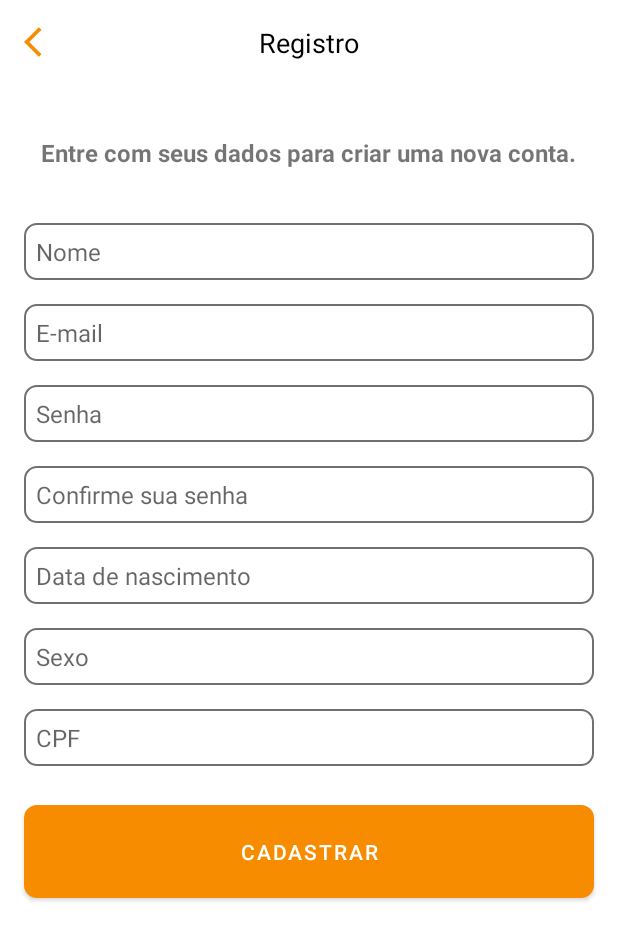
After one commit to Kjorgesilva/LStore, an Android app: the layout activity_register.xml on its own in the app's theme, with its tools: preview values and no code run, on a phone screen of 412 x 824 dp. The commit adds this screen. Shown: the top 940 px of the screen. Run offline under Robolectric (Android 15) with nearby library versions, the phone set to English and light mode, and no system bars.

Commit message:
Criação da model,dao e repository do usuario e activity register

```diff
--- a/app/src/main/java/com/example/lstore/dataBase/Dao/UserDao.kt
+++ b/app/src/main/java/com/example/lstore/dataBase/Dao/UserDao.kt
@@ -5,10 +5,12 @@ import com.example.lstore.model.User
 
 @Dao
 interface UserDao {
+
     companion object {
         const val QUERY_USER = "Select * from tab_user"
         const val QUERY_USER_ID = "Select * from tab_user where id = :key "
     }
+
     @Insert
     suspend fun insert(user: User)
 
--- /dev/null
+++ b/app/src/main/res/drawable/ic_arrow_back.xml
@@ -0,0 +1,10 @@
+<vector xmlns:android="http://schemas.android.com/apk/res/android"
+    android:width="24dp"
+    android:height="24dp"
+    android:viewportWidth="24"
+    android:viewportHeight="24"
+    android:tint="#F88C00">
+  <path
+      android:fillColor="#F88C00"
+      android:pathData="M11.67,3.87L9.9,2.1 0,12l9.9,9.9 1.77,-1.77L3.54,12z"/>
+</vector>
--- /dev/null
+++ b/app/src/main/res/drawable/rounded_button.xml
@@ -0,0 +1,14 @@
+<?xml version="1.0" encoding="utf-8"?>
+<!--  res/drawable/rounded_edittext.xml -->
+<shape xmlns:android="http://schemas.android.com/apk/res/android"
+    android:shape="rectangle"
+    android:padding="10dp">
+
+    <solid android:color="#F88C00" />
+    <stroke android:width="1dp" android:color="#F88C00" />
+    <corners
+        android:bottomRightRadius="8dp"
+        android:bottomLeftRadius="8dp"
+        android:topLeftRadius="8dp"
+        android:topRightRadius="8dp" />
+</shape>
--- /dev/null
+++ b/app/src/main/res/drawable/rounded_edittext.xml
@@ -0,0 +1,14 @@
+<?xml version="1.0" encoding="utf-8"?>
+<!--  res/drawable/rounded_edittext.xml -->
+<shape xmlns:android="http://schemas.android.com/apk/res/android"
+    android:shape="rectangle"
+    android:padding="10dp">
+
+    <solid android:color="#FFFFFF" />
+    <stroke android:width="1dp" android:color="#707070" />
+    <corners
+        android:bottomRightRadius="8dp"
+        android:bottomLeftRadius="8dp"
+        android:topLeftRadius="8dp"
+        android:topRightRadius="8dp" />
+</shape>
--- /dev/null
+++ b/app/src/main/res/layout/activity_register.xml
@@ -0,0 +1,158 @@
+<?xml version="1.0" encoding="utf-8"?>
+<androidx.constraintlayout.widget.ConstraintLayout xmlns:android="http://schemas.android.com/apk/res/android"
+    xmlns:app="http://schemas.android.com/apk/res-auto"
+    xmlns:tools="http://schemas.android.com/tools"
+    android:layout_width="match_parent"
+    android:layout_height="match_parent"
+    tools:context=".ui.register.RegisterActivity">
+
+    <ImageButton
+        android:id="@+id/imageButton"
+        android:layout_width="wrap_content"
+        android:layout_height="wrap_content"
+        android:layout_marginStart="16dp"
+        android:layout_marginTop="16dp"
+        android:background="@null"
+        android:src="@drawable/ic_arrow_back"
+        app:layout_constraintStart_toStartOf="parent"
+        app:layout_constraintTop_toTopOf="parent" />
+
+    <TextView
+        android:id="@+id/textView"
+        android:layout_width="wrap_content"
+        android:layout_height="wrap_content"
+        android:text="@string/txt_register_title"
+        android:textColor="@color/black"
+        android:textSize="18sp"
+        app:layout_constraintBottom_toBottomOf="@+id/imageButton"
+        app:layout_constraintEnd_toEndOf="parent"
+        app:layout_constraintStart_toStartOf="parent"
+        app:layout_constraintTop_toTopOf="@+id/imageButton" />
+
+    <TextView
+        android:id="@+id/textView2"
+        android:layout_width="wrap_content"
+        android:layout_height="wrap_content"
+        android:text="@string/txt_register_subtitle"
+        android:textSize="16sp"
+        android:textStyle="bold"
+        android:layout_marginTop="50dp"
+        app:layout_constraintEnd_toEndOf="parent"
+        app:layout_constraintStart_toStartOf="parent"
+        app:layout_constraintTop_toBottomOf="@+id/textView" />
+
+
+    <EditText
+        android:id="@+id/edt_name"
+        android:layout_width="match_parent"
+        android:layout_height="wrap_content"
+        android:layout_marginTop="36dp"
+        android:layout_marginStart="16dp"
+        android:layout_marginEnd="16dp"
+        android:background="@drawable/rounded_edittext"
+        android:hint="@string/txt_register_name"
+        android:textSize="16sp"
+        android:padding="8dp"
+        app:layout_constraintEnd_toEndOf="parent"
+        app:layout_constraintStart_toStartOf="parent"
+        app:layout_constraintTop_toBottomOf="@+id/textView2" />
+
+    <EditText
+        android:id="@+id/edt_email"
+        android:layout_width="match_parent"
+        android:layout_height="wrap_content"
+        android:layout_margin="16dp"
+        android:background="@drawable/rounded_edittext"
+        android:hint="@string/txt_register_email"
+        android:inputType="textEmailAddress"
+        android:textSize="16sp"
+        android:padding="8dp"
+        app:layout_constraintEnd_toEndOf="parent"
+        app:layout_constraintStart_toStartOf="parent"
+        app:layout_constraintTop_toBottomOf="@+id/edt_name" />
+
+    <EditText
+        android:id="@+id/edt_password"
+        android:layout_width="match_parent"
+        android:layout_height="wrap_content"
+        android:layout_margin="16dp"
+        android:background="@drawable/rounded_edittext"
+        android:hint="@string/txt_register_password"
+        android:inputType="numberPassword"
+        android:textSize="16sp"
+        android:padding="8dp"
+        app:layout_constraintEnd_toEndOf="parent"
+        app:layout_constraintStart_toStartOf="parent"
+        app:layout_constraintTop_toBottomOf="@+id/edt_email" />
+
+    <EditText
+        android:id="@+id/edt_repeat_password"
+        android:layout_width="match_parent"
+        android:layout_height="wrap_content"
+        android:layout_margin="16dp"
+        android:background="@drawable/rounded_edittext"
+        android:hint="@string/txt_register_repeat_password"
+        android:inputType="numberPassword"
+        android:textSize="16sp"
+        android:padding="8dp"
+        app:layout_constraintEnd_toEndOf="parent"
+        app:layout_constraintStart_toStartOf="parent"
+        app:layout_constraintTop_toBottomOf="@+id/edt_password" />
+
+    <EditText
+        android:id="@+id/edt_birthdate"
+        android:layout_width="match_parent"
+        android:layout_height="wrap_content"
+        android:layout_margin="16dp"
+        android:background="@drawable/rounded_edittext"
+        android:hint="@string/txt_register_birth_date"
+        android:inputType="date"
+        android:textSize="16sp"
+        android:padding="8dp"
+        app:layout_constraintEnd_toEndOf="parent"
+        app:layout_constraintStart_toStartOf="parent"
+        app:layout_constraintTop_toBottomOf="@+id/edt_repeat_password" />
+
+    <EditText
+        android:id="@+id/edt_gender"
+        android:layout_width="match_parent"
+        android:layout_height="wrap_content"
+        android:layout_margin="16dp"
+        android:background="@drawable/rounded_edittext"
+        android:hint="@string/txt_register_gender"
+        android:inputType="text"
+        android:textSize="16sp"
+        android:padding="8dp"
+        app:layout_constraintEnd_toEndOf="parent"
+        app:layout_constraintStart_toStartOf="parent"
+        app:layout_constraintTop_toBottomOf="@+id/edt_birthdate" />
+
+    <EditText
+        android:id="@+id/edt_cpf"
+        android:layout_width="match_parent"
+        android:layout_height="wrap_content"
+        android:layout_margin="16dp"
+        android:background="@drawable/rounded_edittext"
+        android:hint="@string/txt_register_cpf"
+        android:textSize="16sp"
+        android:padding="8dp"
+        app:layout_constraintEnd_toEndOf="parent"
+        app:layout_constraintStart_toStartOf="parent"
+        app:layout_constraintTop_toBottomOf="@+id/edt_gender" />
+
+    <Button
+        android:id="@+id/btn_register"
+        android:layout_width="0dp"
+        android:layout_height="wrap_content"
+        android:layout_marginStart="16dp"
+        android:layout_marginEnd="16dp"
+        android:background="@drawable/rounded_button"
+        android:padding="15dp"
+        android:layout_marginTop="26dp"
+        android:text="@string/txt_register_button"
+        app:layout_constraintEnd_toEndOf="parent"
+        app:layout_constraintHorizontal_bias="0.0"
+        app:layout_constraintStart_toStartOf="parent"
+        app:layout_constraintTop_toBottomOf="@+id/edt_cpf" />
+
+</androidx.constraintlayout.widget.ConstraintLayout>
--- a/app/src/main/res/values/colors.xml
+++ b/app/src/main/res/values/colors.xml
@@ -1,9 +1,9 @@
 <?xml version="1.0" encoding="utf-8"?>
 <resources>
     <color name="purple_200">#FFBB86FC</color>
-    <color name="purple_500">#FF6200EE</color>
-    <color name="purple_700">#FF3700B3</color>
-    <color name="teal_200">#FF03DAC5</color>
+    <color name="purple_500">#F88C00</color>
+    <color name="purple_700">#F88C00</color>
+    <color name="teal_200">#F2BF27</color>
     <color name="teal_700">#FF018786</color>
     <color name="black">#FF000000</color>
     <color name="white">#FFFFFFFF</color>
--- a/app/src/main/res/values/strings.xml
+++ b/app/src/main/res/values/strings.xml
@@ -1,3 +1,29 @@
 <resources>
     <string name="app_name">LStore</string>
+    <!-- Strings used for fragments for navigation -->
+    <string name="first_fragment_label">First Fragment</string>
+    <string name="second_fragment_label">Second Fragment</string>
+    <string name="next">Next</string>
+    <string name="previous">Previous</string>
+
+    <string name="hello_first_fragment">Hello first fragment</string>
+    <string name="hello_second_fragment">Hello second fragment. Arg: %1$s</string>
+    <string name="title_activity_register">RegisterActivity</string>
+
+    <!-- Register Activity -->
+    <string name="txt_register_title">Registro</string>
+    <string name="txt_register_subtitle">Entre com seus dados para criar uma nova conta.</string>
+    <string name="txt_register_name">Nome</string>
+    <string name="txt_register_email">E-mail</string>
+    <string name="txt_register_password">Senha</string>
+    <string name="txt_register_repeat_password">Confirme sua senha</string>
+    <string name="txt_register_birth_date">Data de nascimento</string>
+    <string name="txt_register_gender">Sexo</string>
+    <string name="txt_register_cpf">CPF</string>
+    <string name="txt_register_button">Cadastrar</string>
+
+    <!-- Cart Activity -->
+    <string name="txt_cart_title">Carrinho de Compras</string>
+    <string name="txt_cart_button">Finalizar Compra</string>
+
 </resources>
--- a/app/src/main/res/values/themes.xml
+++ b/app/src/main/res/values/themes.xml
@@ -1,16 +1,22 @@
 <resources xmlns:tools="http://schemas.android.com/tools">
     <!-- Base application theme. -->
-    <style name="Theme.LStore" parent="Theme.MaterialComponents.DayNight.DarkActionBar">
+    <style name="Theme.LStore" parent="Theme.MaterialComponents.Light.NoActionBar">
         <!-- Primary brand color. -->
         <item name="colorPrimary">@color/purple_500</item>
         <item name="colorPrimaryVariant">@color/purple_700</item>
         <item name="colorOnPrimary">@color/white</item>
         <!-- Secondary brand color. -->
-        <item name="colorSecondary">@color/teal_200</item>
+        <item name="colorSecondary">@color/purple_500</item>
         <item name="colorSecondaryVariant">@color/teal_700</item>
-        <item name="colorOnSecondary">@color/black</item>
+        <item name="colorOnSecondary">@color/white</item>
         <!-- Status bar color. -->
         <item name="android:statusBarColor" tools:targetApi="l">?attr/colorPrimaryVariant</item>
         <!-- Customize your theme here. -->
     </style>
+    <style name="Theme.LStore.NoActionBar">
+        <item name="windowActionBar">false</item>
+        <item name="windowNoTitle">true</item>
+    </style>
+    <style name="Theme.LStore.AppBarOverlay" parent="ThemeOverlay.AppCompat.Dark.ActionBar" />
+    <style name="Theme.LStore.PopupOverlay" parent="ThemeOverlay.AppCompat.Light" />
 </resources>
--- a/build.gradle
+++ b/build.gradle
@@ -6,7 +6,8 @@ buildscript {
     }
     dependencies {
         classpath "com.android.tools.build:gradle:7.0.3"
-        classpath "org.jetbrains.kotlin:kotlin-gradle-plugin:1.5.20"
+        classpath 'org.jetbrains.kotlin:kotlin-gradle-plugin:1.5.31'
+        classpath "androidx.navigation:navigation-safe-args-gradle-plugin:2.3.5"
 
         // NOTE: Do not place your application dependencies here; they belong
         // in the individual module build.gradle files
```
Also changed, not shown: app/build.gradle (+16 -1 lines), app/src/main/AndroidManifest.xml (+14 -5 lines), app/src/main/java/com/example/lstore/repository/UserRepository.kt (+8 -8 lines), app/src/main/java/com/example/lstore/ui/register/RegisterActivity.kt (added, +67 -0 lines), app/src/main/java/com/example/lstore/ui/register/RegisterViewModel.kt (added, +68 -0 lines).
